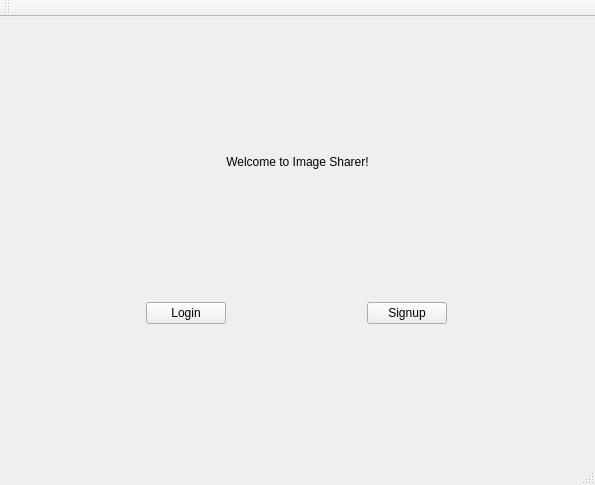
The window that GUIFiles/mainwindow.ui (SammySamer/Distributed-System-Image-Sharing-Platform) describes before a commit, drawn with Qt 5.
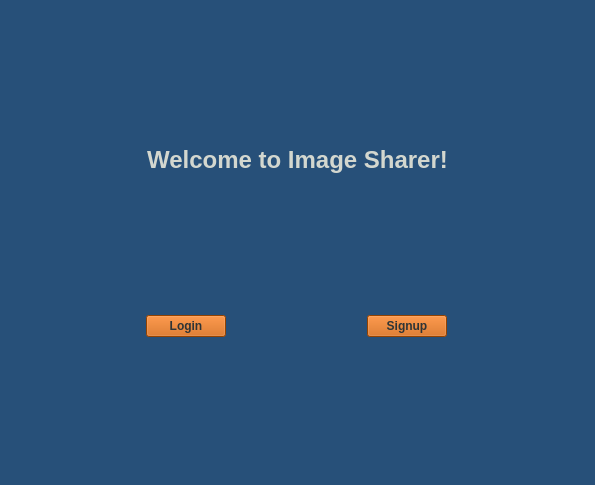
The same window after the commit.

```diff
--- a/GUIFiles/mainwindow.ui
+++ b/GUIFiles/mainwindow.ui
@@ -20,6 +20,9 @@
    <string>Welcome</string>
   </property>
   <widget class="QWidget" name="centralWidget">
+   <property name="styleSheet">
+    <string notr="true">background-color: rgb(39, 80, 121);</string>
+   </property>
    <layout class="QVBoxLayout" name="verticalLayout_2">
     <item>
      <widget class="QLabel" name="label">
@@ -29,8 +32,12 @@
         <verstretch>0</verstretch>
        </sizepolicy>
       </property>
+      <property name="styleSheet">
+       <string notr="true">color: rgb(211, 215, 207);
+</string>
+      </property>
       <property name="text">
-       <string>Welcome to Image Sharer!</string>
+       <string>&lt;h1&gt;Welcome to Image Sharer!&lt;/h1&gt;</string>
       </property>
       <property name="alignment">
        <set>Qt::AlignCenter</set>
@@ -47,6 +54,20 @@
           <verstretch>0</verstretch>
          </sizepolicy>
         </property>
+        <property name="font">
+         <font>
+          <weight>75</weight>
+          <italic>false</italic>
+          <bold>true</bold>
+         </font>
+        </property>
+        <property name="cursor">
+         <cursorShape>PointingHandCursor</cursorShape>
+        </property>
+        <property name="styleSheet">
+         <string notr="true">background-color: rgb(206, 92, 0);
+color: rgb(46, 52, 54);</string>
+        </property>
         <property name="text">
          <string>Login</string>
         </property>
@@ -60,6 +81,19 @@
           <verstretch>0</verstretch>
          </sizepolicy>
         </property>
+        <property name="font">
+         <font>
+          <weight>75</weight>
+          <bold>true</bold>
+         </font>
+        </property>
+        <property name="cursor">
+         <cursorShape>PointingHandCursor</cursorShape>
+        </property>
+        <property name="styleSheet">
+         <string notr="true">background-color: rgb(206, 92, 0);
+color: rgb(46, 52, 54);</string>
+        </property>
         <property name="text">
          <string>Signup</string>
         </property>
@@ -69,25 +103,6 @@
     </item>
    </layout>
   </widget>
-  <widget class="QMenuBar" name="menuBar">
-   <property name="geometry">
-    <rect>
-     <x>0</x>
-     <y>0</y>
-     <width>595</width>
-     <height>22</height>
-    </rect>
-   </property>
-  </widget>
-  <widget class="QToolBar" name="mainToolBar">
-   <attribute name="toolBarArea">
-    <enum>TopToolBarArea</enum>
-   </attribute>
-   <attribute name="toolBarBreak">
-    <bool>false</bool>
-   </attribute>
-  </widget>
-  <widget class="QStatusBar" name="statusBar"/>
  </widget>
  <layoutdefault spacing="6" margin="11"/>
  <resources/>
```
